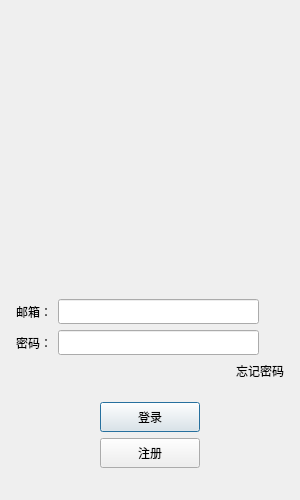
qinghejing/thesis_project, file client/llfcchat/logindialog.ui: the form before one commit.
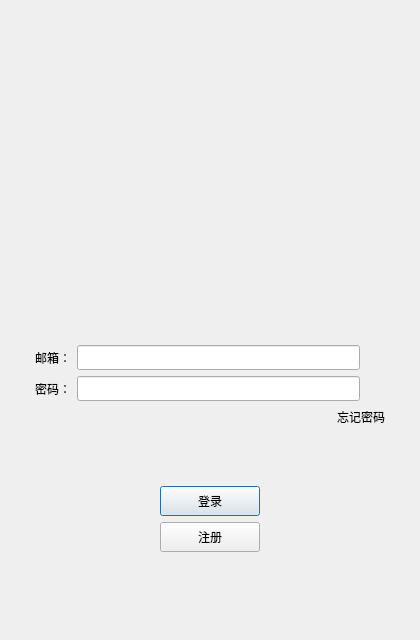
The form after the commit. Custom widgets are drawn as their Qt base class.

```diff
--- a/client/llfcchat/logindialog.ui
+++ b/client/llfcchat/logindialog.ui
@@ -6,20 +6,20 @@
    <rect>
     <x>0</x>
     <y>0</y>
-    <width>300</width>
-    <height>500</height>
+    <width>420</width>
+    <height>640</height>
    </rect>
   </property>
   <property name="minimumSize">
    <size>
-    <width>300</width>
-    <height>500</height>
+    <width>360</width>
+    <height>560</height>
    </size>
   </property>
   <property name="maximumSize">
    <size>
-    <width>300</width>
-    <height>500</height>
+    <width>16777215</width>
+    <height>16777215</height>
    </size>
   </property>
   <property name="windowTitle">
@@ -29,16 +29,16 @@
    <item>
     <layout class="QVBoxLayout" name="verticalLayout_2">
      <property name="leftMargin">
-      <number>5</number>
+      <number>24</number>
      </property>
      <property name="topMargin">
-      <number>5</number>
+      <number>24</number>
      </property>
      <property name="rightMargin">
-      <number>5</number>
+      <number>24</number>
      </property>
      <property name="bottomMargin">
-      <number>5</number>
+      <number>24</number>
      </property>
      <item>
       <widget class="QLabel" name="err_tip">
@@ -67,7 +67,7 @@
        <property name="minimumSize">
         <size>
          <width>200</width>
-         <height>230</height>
+         <height>220</height>
         </size>
        </property>
        <layout class="QGridLayout" name="gridLayout">
@@ -75,14 +75,14 @@
          <widget class="QLabel" name="head_label">
           <property name="minimumSize">
            <size>
-            <width>200</width>
-            <height>200</height>
+            <width>160</width>
+            <height>160</height>
            </size>
           </property>
           <property name="maximumSize">
            <size>
-            <width>200</width>
-            <height>200</height>
+            <width>240</width>
+            <height>240</height>
            </size>
           </property>
           <property name="text">
```
